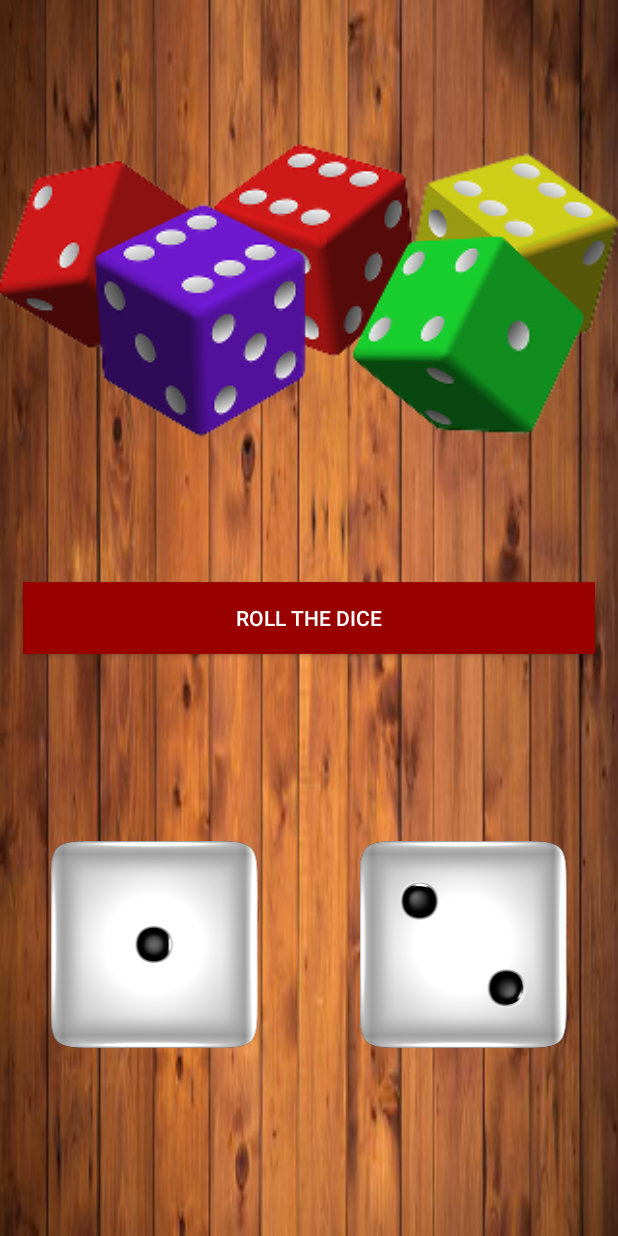
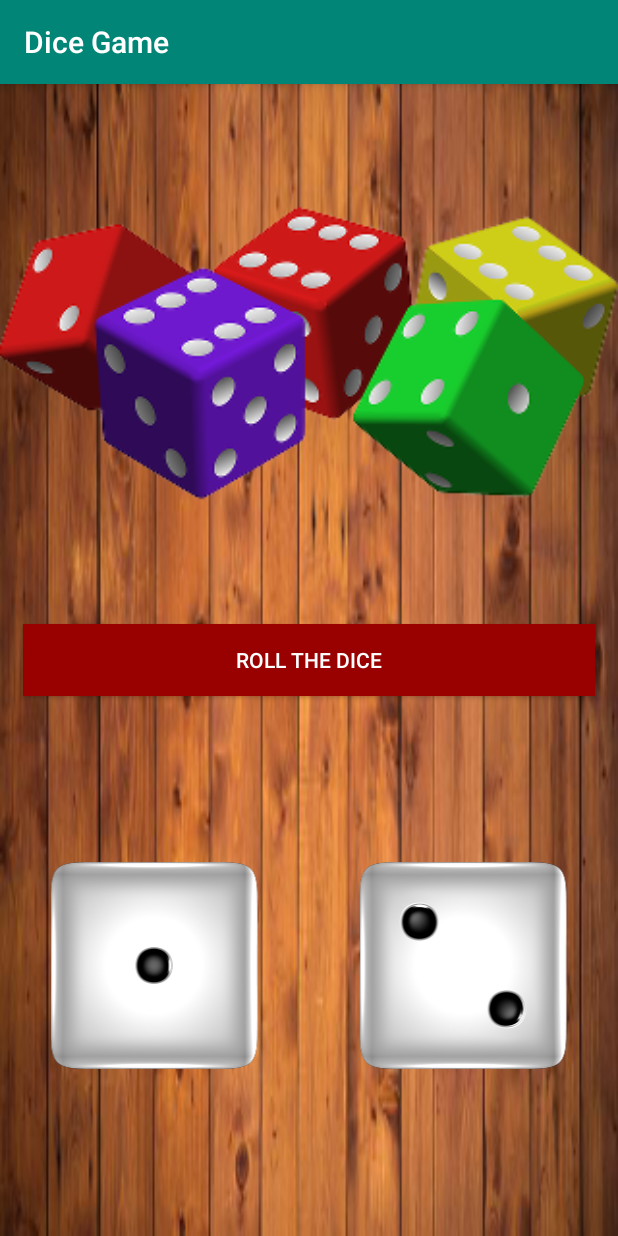
Before and after one commit to Sheshank-Srivastava/MyDiceAp, an Android app: the screen it shows after launch (MainActivity), on a phone screen of 412 x 824 dp. Run offline under Robolectric (Android 15) with nearby library versions, the phone set to English and light mode, and no system bars; our stand-ins replace ButterKnife.

Commit message:
Dice App Complete

```diff
--- a/app/src/main/java/com/example/mydiceap/MainActivity.java
+++ b/app/src/main/java/com/example/mydiceap/MainActivity.java
@@ -1,14 +1,104 @@
 package com.example.mydiceap;
 
 import androidx.appcompat.app.AppCompatActivity;
+import androidx.appcompat.widget.Toolbar;
 
+import android.app.Application;
 import android.os.Bundle;
+import android.os.Handler;
+import android.util.Log;
+import android.view.View;
+import android.widget.Button;
+import android.widget.ImageView;
+import android.widget.Toast;
+
+import com.google.android.material.appbar.AppBarLayout;
+
+import java.util.Random;
+
+import butterknife.BindView;
+import butterknife.ButterKnife;
 
 public class MainActivity extends AppCompatActivity {
 
+    //Defining UI Component
+    @BindView(R.id.btn_RollDice)
+    Button btnRollDice;
+    @BindView(R.id.img_DiceOne)
+    ImageView imgDiceOne;
+    @BindView(R.id.img_DiceTwo)
+    ImageView imgDiceTwo;
+
+
+    //Defining All the images
+    int[] mImageList = {
+            R.drawable.dice1,
+            R.drawable.dice2,
+            R.drawable.dice3,
+            R.drawable.dice4,
+            R.drawable.dice5,
+            R.drawable.dice6
+    };
+
+   static  int i=1;
     @Override
     protected void onCreate(Bundle savedInstanceState) {
         super.onCreate(savedInstanceState);
         setContentView(R.layout.activity_main);
+        ButterKnife.bind(this);
+        Toolbar mAppBar =  findViewById(R.id.tool_MainBar);
+        mAppBar.setTitle("Dice Game");
+        mAppBar.setTitleTextColor(getResources().getColor(R.color.white));
+        btnRollDice.setOnClickListener(new View.OnClickListener() {
+            @Override
+            public void onClick(View v) {
+                //Random object for generating rndom number
+                Random mRandom = new Random();
+
+                //variable storeing random number from 0 to 5
+                int mRandomNumber1 = mRandom.nextInt(6); //This generate Number From 0... to ... 6( to n -1)
+                int mRandomNumber2 = mRandom.nextInt(6); //This generate Number From 0... to ... 6( to n -1)
+
+                //Setting images to the Image View
+                imgDiceOne.setImageDrawable(getResources().getDrawable(mImageList[mRandomNumber1]));
+                imgDiceTwo.setImageDrawable(getResources().getDrawable(mImageList[mRandomNumber2]));
+
+                //Comparing integer variable to check equality
+                String win = mRandomNumber1 == mRandomNumber2 ? "You Wing the Match" : "Better Luck nextTime";
+
+                //Toast string on the result status
+                showToast(win);
+            }
+        });
+
+    }
+
+    @Override
+    public void onBackPressed() {
+        Log.i("BackPressed",i+" Sheshank");
+        if (i == 2) {
+            super.onBackPressed();
+            this.onPause();
+        } else {
+            showToast("Press again to Exit!");
+            i++;
+            new Handler().postDelayed(new Runnable() {
+                @Override
+                public void run() {
+                    i=1;
+                }
+            },3000);
+        }
+
+
+    }
+
+    /**
+     * Function For toast Message
+     * @param message
+     */
+    public void showToast(String message){
+        Toast.makeText(MainActivity.this, message, Toast.LENGTH_SHORT).show();
+
     }
 }
--- a/app/src/main/res/layout/activity_main.xml
+++ b/app/src/main/res/layout/activity_main.xml
@@ -6,25 +6,38 @@
     android:layout_height="match_parent"
     android:background="@drawable/app_bg"
     android:orientation="vertical"
-
     tools:context=".MainActivity">
 
+    <com.google.android.material.appbar.AppBarLayout
+        android:id="@+id/app_AppBarContainer"
+        android:layout_width="match_parent"
+        android:layout_height="?attr/actionBarSize">
+
+        <androidx.appcompat.widget.Toolbar
+            android:id="@+id/tool_MainBar"
+            android:layout_width="match_parent"
+            android:layout_height="match_parent"
+            android:background="@color/colorPrimary" />
+
+    </com.google.android.material.appbar.AppBarLayout>
 
     <ImageView
         android:id="@+id/img_TopImage"
         android:layout_width="match_parent"
         android:layout_height="0dp"
+        android:layout_gravity="center_horizontal"
         android:layout_weight="1"
-        android:layout_gravity="center_horizontal"
         android:src="@drawable/top_image" />
+
     <Button
+        android:id="@+id/btn_RollDice"
         android:layout_width="match_parent"
         android:layout_height="wrap_content"
+        android:layout_marginLeft="15dp"
+        android:layout_marginRight="15dp"
+        android:background="@color/maroon"
         android:text="@string/roll_the_dice"
-        android:background="@color/maroon"
-        android:textColor="@color/white"
-        android:layout_marginLeft="15dp"
-        android:layout_marginRight="15dp"/>
+        android:textColor="@color/white" />
 
     <LinearLayout
         android:layout_width="match_parent"
@@ -35,17 +48,18 @@
         <ImageView
             android:id="@+id/img_DiceOne"
             android:layout_width="0dp"
+            android:layout_height="wrap_content"
+            android:layout_gravity="center_vertical"
             android:layout_weight="1"
-                android:layout_height="wrap_content"
             android:src="@drawable/dice1"
-                android:layout_gravity="center_vertical"
             tools:ignore="NestedWeights" />
+
         <ImageView
             android:id="@+id/img_DiceTwo"
             android:layout_width="0dp"
+            android:layout_height="wrap_content"
+            android:layout_gravity="center_vertical"
             android:layout_weight="1"
-                android:layout_height="wrap_content"
-                android:src="@drawable/dice2"
-                android:layout_gravity="center_vertical"/>
+            android:src="@drawable/dice2" />
     </LinearLayout>
 </LinearLayout>
```
Also changed, not shown: app/build.gradle (+11 -0 lines). Lines whose indentation alone changed are shown as unchanged.
